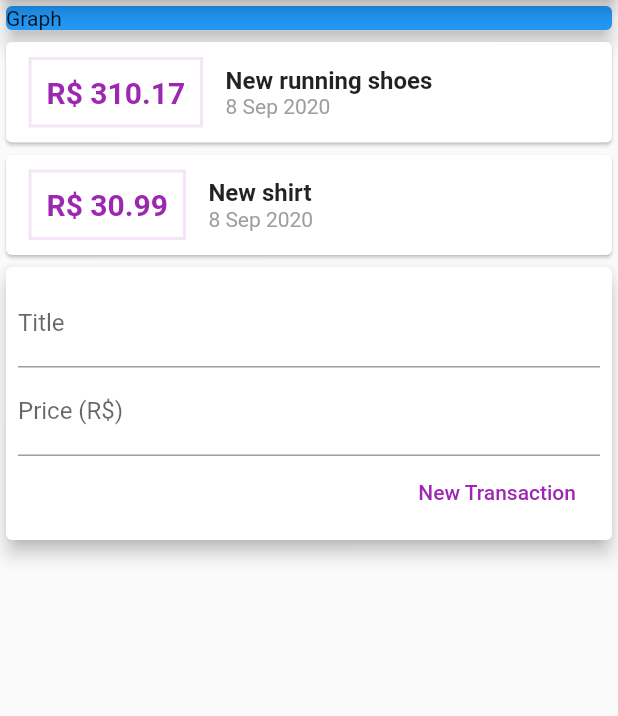
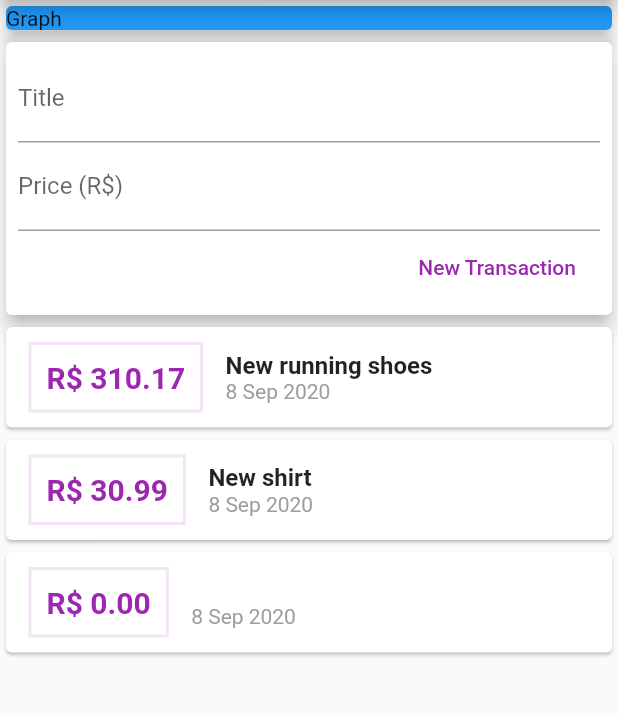
Before and after one commit to andre-pelisoli/expenses, a Flutter app: the screen it shows after launch, after a tap on "New Transaction", on a phone screen of 412 x 824 dp, the part 84-800 px from its top. Run offline on Flutter 3.47's test engine with Material 2 defaults, Android fonts, the phone set to English and light mode, and no system bars.

Commit message:
Added ListView

```diff
--- a/lib/components/transaction_form.dart
+++ b/lib/components/transaction_form.dart
@@ -5,9 +5,12 @@ class TransactionForm extends StatelessWidget {
   final titleController = TextEditingController();
   final valueController = TextEditingController();
 
+  final void Function(String, double) onSubmit;
+
+  TransactionForm(this.onSubmit);
+
   @override
   Widget build(BuildContext context) {
-    // TODO: implement build
     return Card(
       elevation: 5,
       child: Padding(
@@ -32,8 +35,11 @@ class TransactionForm extends StatelessWidget {
                 children: [
                   FlatButton(
                     onPressed: () {
-                      print(titleController.text);
-                      print(valueController.text);
+                      final title = titleController.text;
+                      final value =
+                          double.tryParse(valueController.text) ?? 0.0;
+
+                      onSubmit(title, value);
                     },
                     child: Text('New Transaction'),
                     textColor: Colors.purple,
--- a/lib/components/transaction_list.dart
+++ b/lib/components/transaction_list.dart
@@ -10,8 +10,12 @@ class TransactionList extends StatelessWidget {
 
   @override
   Widget build(Object context) {
-    return Column(
-      children: transactions.map((transaction) {
+    return Container(
+        height: 300,
+        child: ListView.builder(
+            itemCount: transactions.length,
+            itemBuilder: (ctx, index) {
+              final transaction = transactions[index];
               return Card(
                   child: Row(children: <Widget>[
                 Container(
@@ -48,7 +52,6 @@ class TransactionList extends StatelessWidget {
                   ],
                 ),
               ]));
-      }).toList(),
-    );
+            }));
   }
 }
--- a/lib/components/transaction_user.dart
+++ b/lib/components/transaction_user.dart
@@ -1,3 +1,5 @@
+import 'dart:math';
+
 import 'package:expenses/components/transaction_form.dart';
 import 'package:expenses/components/transaction_list.dart';
 import 'package:expenses/models/transaction.dart';
@@ -24,12 +26,25 @@ class _TransactionUserState extends State<TransactionUser> {
     ),
   ];
 
+  _addTransaction(String title, double value) {
+    final newTransaction = Transaction(
+      id: Random().nextDouble().toString(),
+      title: title,
+      value: value,
+      date: DateTime.now(),
+    );
+
+    setState(() {
+      _transactions.add(newTransaction);
+    });
+  }
+
   @override
   Widget build(BuildContext context) {
     return Column(
       children: <Widget>[
+        TransactionForm(_addTransaction),
         TransactionList(_transactions),
-        TransactionForm(),
       ],
     );
   }
--- a/lib/main.dart
+++ b/lib/main.dart
@@ -20,7 +20,8 @@ class MyHome extends StatelessWidget {
         appBar: AppBar(
           title: Text("Expenses"),
         ),
-        body: Column(
+        body: SingleChildScrollView(
+          child: Column(
             crossAxisAlignment: CrossAxisAlignment.stretch,
             children: <Widget>[
               Container(
@@ -32,6 +33,7 @@ class MyHome extends StatelessWidget {
               ),
               TransactionUser()
             ],
+          ),
         ));
   }
 }
```
Lines whose indentation alone changed are shown as unchanged.
